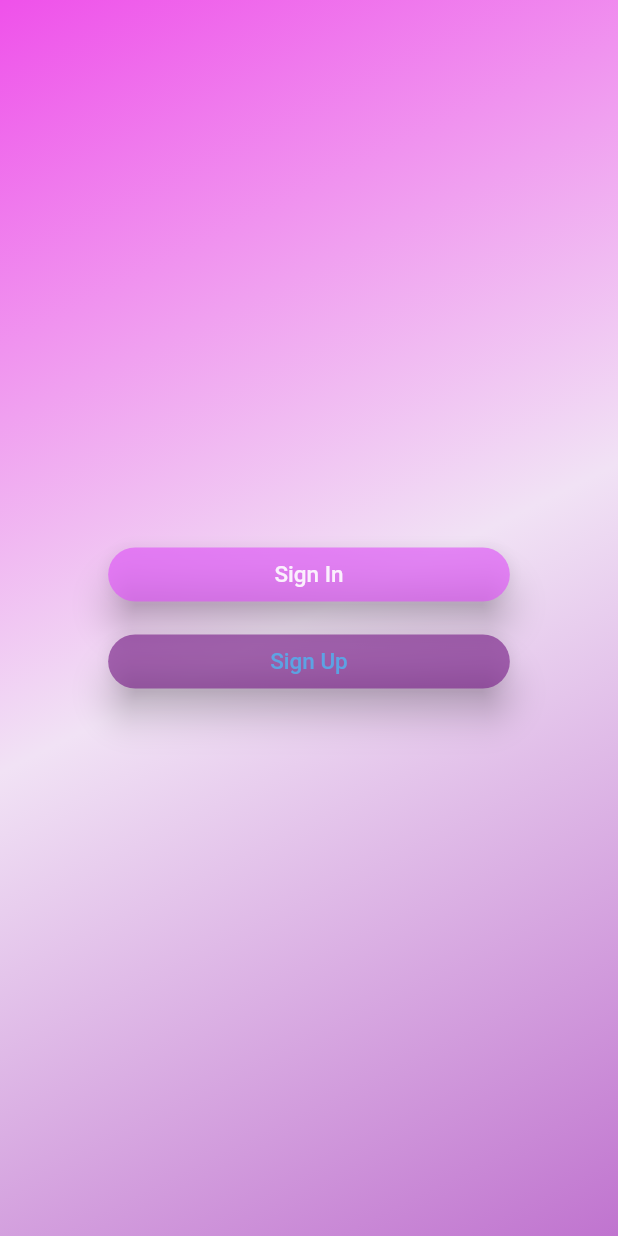
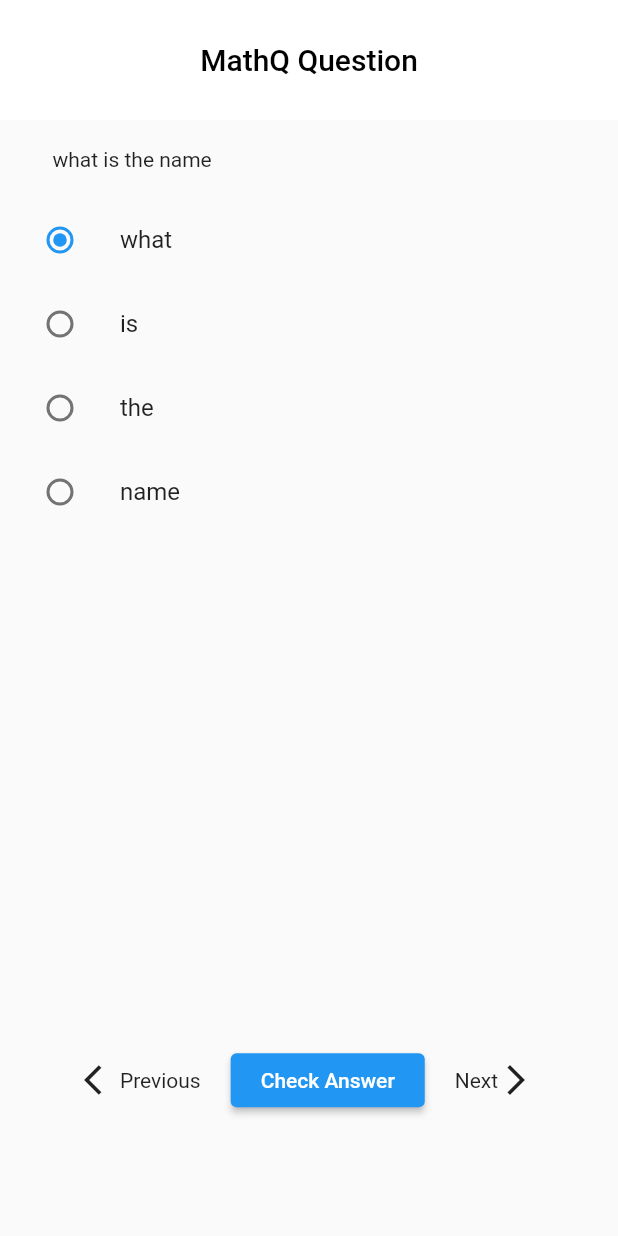
Before and after one commit to Mukesh-MP/MathQ, a Flutter app: the screen it shows after launch, on a phone screen of 412 x 824 dp. Run offline on Flutter 3.47's test engine with Material 2 defaults, Android fonts, the phone set to English and light mode, and no system bars; our stand-ins replace firebase_auth, firebase_core, get; accounts and stored records are empty.

Commit message:
homeoage design

```diff
--- /dev/null
+++ b/lib/home/home_controller.dart
@@ -0,0 +1,25 @@
+import 'package:get/get.dart';
+
+class HomeController extends GetxController {
+  RxInt questionIndex = 0.obs;
+
+  List<String> question1 = [
+    "what is the name",
+    "Where is the location of WorldCup Cricet?"
+  ];
+  List<List<String>> answers1 = [
+    ["what", "is", "the", "name"],
+    ["india", "america"]
+  ];
+  addIndex() {
+    if (question1.length > questionIndex.value + 1) {
+      questionIndex.value++;
+    }
+  }
+
+  subIndex() {
+    if (questionIndex.value > 0) {
+      questionIndex.value--;
+    }
+  }
+}
--- /dev/null
+++ b/lib/home/home_screen.dart
@@ -0,0 +1,109 @@
+import 'package:flutter/material.dart';
+import 'package:get/get.dart';
+import 'package:mathq/home/home_controller.dart';
+
+class HomeScreen extends StatelessWidget {
+  const HomeScreen({super.key});
+
+  @override
+  Widget build(BuildContext context) {
+    var homeController = Get.put(HomeController());
+
+    return Scaffold(
+      appBar: AppBar(
+        automaticallyImplyLeading: false,
+        iconTheme: const IconThemeData(color: Colors.black),
+        toolbarHeight: 80,
+        title: const Center(
+          child: Text(
+            "MathQ Question",
+            style: TextStyle(color: Colors.black),
+          ),
+        ),
+        backgroundColor: Colors.white,
+      ),
+      body: Column(
+        children: [
+          Row(
+            children: [
+              Padding(
+                padding: const EdgeInsets.only(
+                  left: 35.0,
+                  bottom: 18,
+                  top: 18,
+                ),
+                child: Obx(
+                  () => Text(homeController
+                      .question1[homeController.questionIndex.value]),
+                ),
+              ),
+            ],
+          ),
+          SizedBox(
+            height: MediaQuery.of(context).size.height * .6,
+            child: Obx(
+              () => ListView.builder(
+                itemCount: homeController
+                    .answers1[homeController.questionIndex.value].length,
+                itemBuilder: (context, index) {
+                  return ListTile(
+                    title: Text(homeController
+                        .answers1[homeController.questionIndex.value][index]),
+                    leading: Radio(
+                      value: 0,
+                      groupValue: index,
+                      onChanged: (value) {},
+                    ),
+                  );
+                },
+              ),
+            ),
+          ),
+          Expanded(
+              child: Padding(
+            padding: const EdgeInsets.only(bottom: 10),
+            child: Row(
+              mainAxisAlignment: MainAxisAlignment.center,
+              children: [
+                GestureDetector(
+                  onTap: () {
+                    homeController.subIndex();
+                  },
+                  child: const Row(
+                    children: [
+                      Icon(Icons.arrow_back_ios),
+                      Text("Previous"),
+                    ],
+                  ),
+                ),
+                const SizedBox(
+                  width: 20,
+                ),
+                ElevatedButton(
+                    style: const ButtonStyle(
+                        padding: MaterialStatePropertyAll(EdgeInsets.only(
+                            left: 20, right: 20, top: 10, bottom: 10))),
+                    onPressed: () {},
+                    child: const Text("Check Answer")),
+                const SizedBox(
+                  width: 20,
+                ),
+                GestureDetector(
+                  onTap: () {
+                    homeController.addIndex();
+                  },
+                  child: const Row(
+                    children: [
+                      Text("Next"),
+                      Icon(Icons.arrow_forward_ios),
+                    ],
+                  ),
+                ),
+              ],
+            ),
+          ))
+        ],
+      ),
+    );
+  }
+}
--- a/lib/login/screen/login_screen.dart
+++ b/lib/login/screen/login_screen.dart
@@ -129,7 +129,7 @@ class LoginScreen extends StatelessWidget {
                             }
                           },
                           child: const Text(
-                            "Sign In",
+                            "Login",
                             style: TextStyle(
                                 fontSize: 15,
                                 color: Color.fromARGB(226, 255, 255, 255),
@@ -157,7 +157,7 @@ class LoginScreen extends StatelessWidget {
                         Get.to(() => const SignUpScreen());
                       },
                       child: const Text(
-                        "Sign Up",
+                        "Register",
                         style: TextStyle(
                             fontSize: 15,
                             color: Color.fromARGB(176, 64, 195, 255),
--- a/lib/splash_screen/splash_screen.dart
+++ b/lib/splash_screen/splash_screen.dart
@@ -2,6 +2,7 @@ import 'package:flutter/material.dart';
 import 'package:get/get.dart';
 
 import 'package:mathq/config/constants.dart';
+import 'package:mathq/home/home_screen.dart';
 import 'package:mathq/login/screen/login_screen.dart';
 
 class SplashScreen extends StatelessWidget {
@@ -11,7 +12,7 @@ class SplashScreen extends StatelessWidget {
   Widget build(BuildContext context) {
     Future.delayed(const Duration(seconds: 3), () {
       // Get.to(const LoginScreen());
-      Get.to(() => const LoginScreen());
+      Get.to(() => const HomeScreen());
     });
 
     return Scaffold(
```
